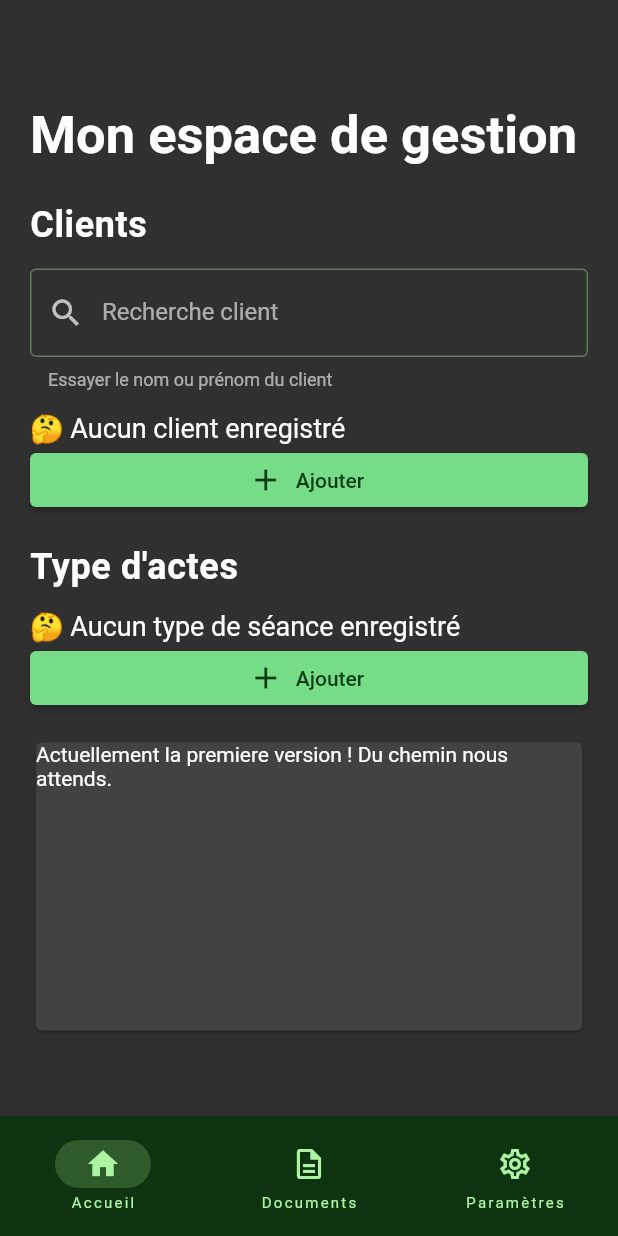
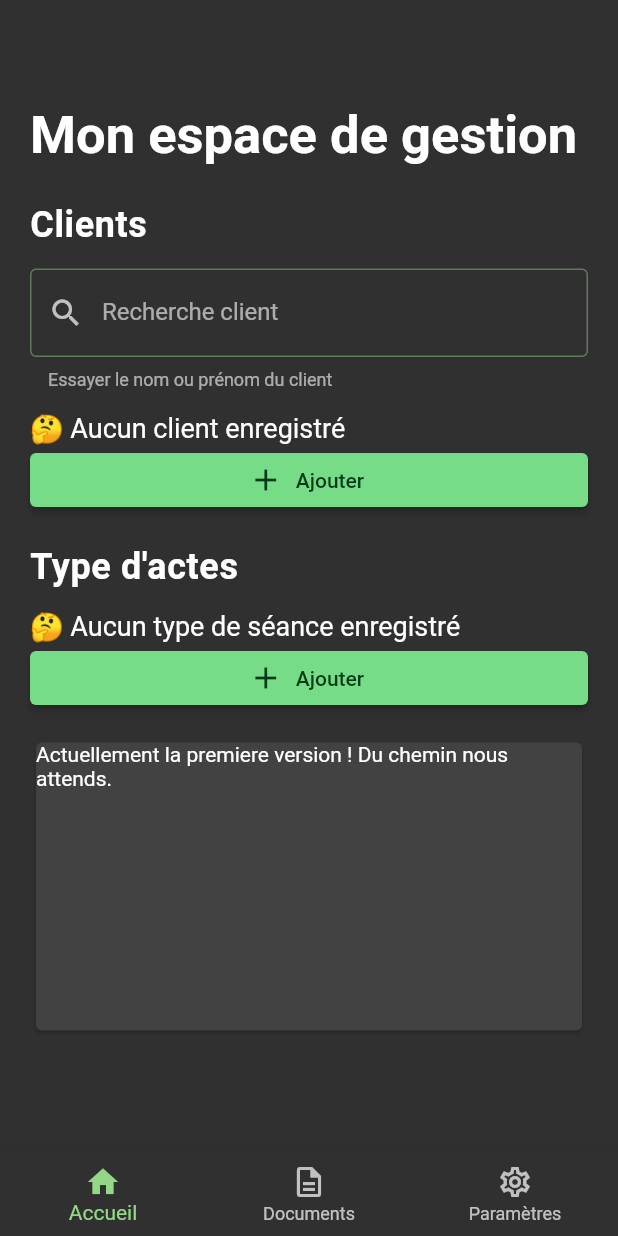
Before and after one commit to avariable2/bordero, a Flutter app: the AppPsy screen opened directly, on a phone screen of 412 x 824 dp. Run offline on Flutter 3.47's test engine with Material 2 defaults, Android fonts, the phone set to English and light mode, and no system bars; our stand-ins replace email_validator, firebase_auth, firebase_core, google_fonts, open_file, pdf and 5 more; missing offline and left inert: onboarding, pdf_viewer_plugin; accounts and stored records are empty.

Commit message:
feat: Changement de design pour la barre du bas et ajout d'une animation de transition entre les differentes pages;

```diff
--- a/lib/main.dart
+++ b/lib/main.dart
@@ -1,3 +1,5 @@
+import 'package:animations/animations.dart';
+import 'package:bordero/color_schemes.g.dart';
 import 'package:bordero/model/theme_settings.dart';
 import 'package:bordero/page/page_accueil.dart';
 import 'package:bordero/page/page_factures.dart';
@@ -117,40 +119,44 @@ class _AppPsyState extends State<AppPsy> {
     const PageParametres(),
   ];
 
-  // TODO(https://codelabs.developers.google.com/codelabs/material-motion-flutter?hl=fr#4)
-  // Animation
-
   @override
   Widget build(BuildContext context) {
     return Scaffold(
-      bottomNavigationBar: NavigationBar(
-        onDestinationSelected: (int index) {
+      bottomNavigationBar: BottomNavigationBar(
+        backgroundColor: Theme.of(context).bottomAppBarTheme.color,
+        type: BottomNavigationBarType.fixed,
+        onTap: (int index) {
           setState(() {
             currentPageIndex = index;
           });
         },
-        selectedIndex: currentPageIndex,
-        destinations: const <Widget>[
-          NavigationDestination(
-            selectedIcon: Icon(Icons.home),
+        currentIndex: currentPageIndex,
+        items: const [
+          BottomNavigationBarItem(
+            activeIcon: Icon(Icons.home),
             icon: Icon(Icons.home_outlined),
             label: 'Accueil',
           ),
-          NavigationDestination(
-            selectedIcon: Icon(Icons.description),
+          BottomNavigationBarItem(
+            activeIcon: Icon(Icons.description),
             icon: Icon(Icons.description_outlined),
             label: 'Documents',
           ),
-          NavigationDestination(
-            selectedIcon: Icon(Icons.settings),
+          BottomNavigationBarItem(
+            activeIcon: Icon(Icons.settings),
             icon: Icon(Icons.settings_outlined),
             label: 'Paramètres',
-          )
+          ),
         ],
       ),
-      body: IndexedStack(
-        index: currentPageIndex,
-        children: pageList,
+      body: PageTransitionSwitcher(
+        transitionBuilder: (Widget child, Animation<double> primaryAnimation,
+                Animation<double> secondaryAnimation) =>
+            FadeThroughTransition(
+                animation: primaryAnimation,
+                secondaryAnimation: secondaryAnimation,
+                child: child),
+        child: pageList[currentPageIndex],
       ),
     );
   }
```
